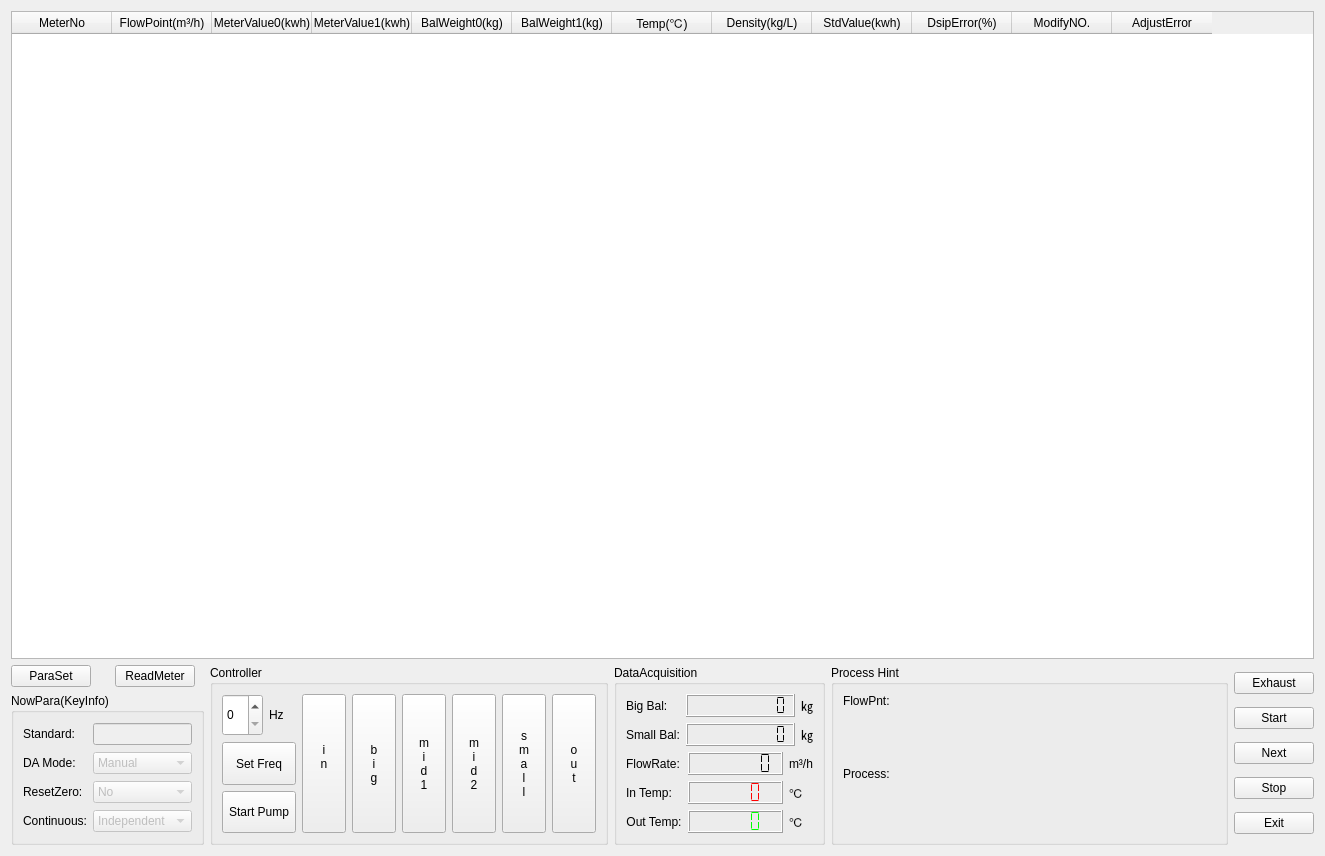
This is source/totalweight/totalweight.ui in flimmy78/qtverify as Qt 5 draws it before an edit. The edited form follows.
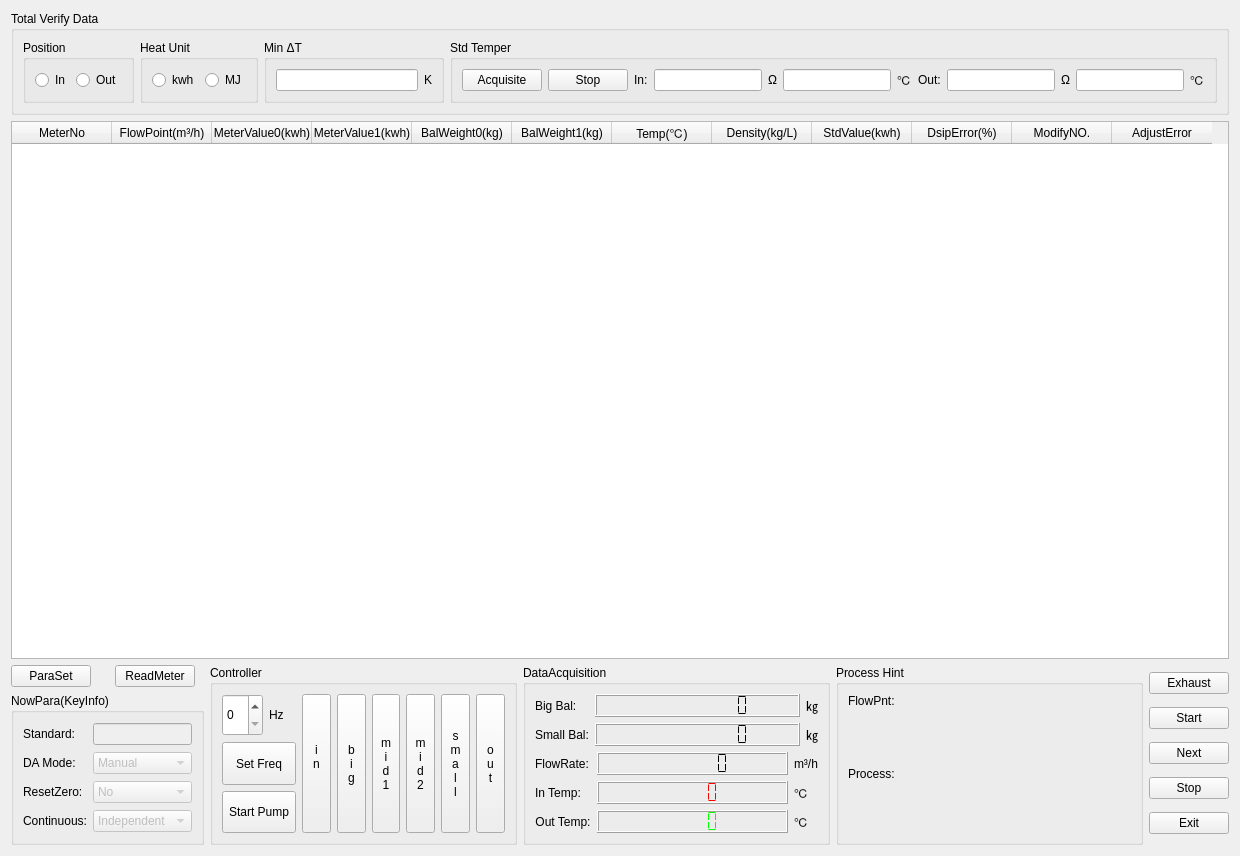
This is the edited form.

Diff of the .ui file:
```diff
--- a/source/totalweight/totalweight.ui
+++ b/source/totalweight/totalweight.ui
@@ -6,15 +6,180 @@
    <rect>
     <x>0</x>
     <y>0</y>
-    <width>1325</width>
+    <width>1240</width>
     <height>856</height>
    </rect>
   </property>
   <property name="windowTitle">
    <string>Total Verify(Weight Method)</string>
   </property>
-  <layout class="QGridLayout" name="gridLayout_6">
+  <layout class="QGridLayout" name="gridLayout_12">
    <item row="0" column="0" colspan="5">
+    <widget class="QGroupBox" name="groupBox_5">
+     <property name="title">
+      <string>Total Verify Data</string>
+     </property>
+     <layout class="QGridLayout" name="gridLayout_17">
+      <item row="0" column="0">
+       <widget class="QGroupBox" name="groupBox_6">
+        <property name="title">
+         <string>Position</string>
+        </property>
+        <layout class="QGridLayout" name="gridLayout_6">
+         <item row="0" column="0">
+          <widget class="QRadioButton" name="radioButton">
+           <property name="text">
+            <string>In</string>
+           </property>
+           <attribute name="buttonGroup">
+            <string notr="true">buttonGroup</string>
+           </attribute>
+          </widget>
+         </item>
+         <item row="0" column="1">
+          <widget class="QRadioButton" name="radioButton_2">
+           <property name="text">
+            <string>Out</string>
+           </property>
+           <attribute name="buttonGroup">
+            <string notr="true">buttonGroup</string>
+           </attribute>
+          </widget>
+         </item>
+        </layout>
+       </widget>
+      </item>
+      <item row="0" column="1">
+       <widget class="QGroupBox" name="groupBox_7">
+        <property name="title">
+         <string>Heat Unit</string>
+        </property>
+        <layout class="QGridLayout" name="gridLayout_11">
+         <item row="0" column="0">
+          <widget class="QRadioButton" name="radioButton_3">
+           <property name="text">
+            <string>kwh</string>
+           </property>
+          </widget>
+         </item>
+         <item row="0" column="1">
+          <widget class="QRadioButton" name="radioButton_4">
+           <property name="text">
+            <string>MJ</string>
+           </property>
+          </widget>
+         </item>
+        </layout>
+       </widget>
+      </item>
+      <item row="0" column="2">
+       <widget class="QGroupBox" name="groupBox_8">
+        <property name="title">
+         <string>Min ΔT</string>
+        </property>
+        <layout class="QGridLayout" name="gridLayout_13">
+         <item row="0" column="0">
+          <widget class="QLineEdit" name="lineEdit"/>
+         </item>
+         <item row="0" column="1">
+          <widget class="QLabel" name="label_17">
+           <property name="text">
+            <string>K</string>
+           </property>
+          </widget>
+         </item>
+        </layout>
+       </widget>
+      </item>
+      <item row="0" column="3">
+       <widget class="QGroupBox" name="groupBox_9">
+        <property name="title">
+         <string>Std Temper</string>
+        </property>
+        <layout class="QGridLayout" name="gridLayout_16">
+         <item row="0" column="0">
+          <widget class="QPushButton" name="pushButton">
+           <property name="text">
+            <string>Acquisite</string>
+           </property>
+          </widget>
+         </item>
+         <item row="0" column="1">
+          <widget class="QPushButton" name="pushButton_2">
+           <property name="text">
+            <string>Stop</string>
+           </property>
+          </widget>
+         </item>
+         <item row="0" column="2">
+          <layout class="QGridLayout" name="gridLayout_14">
+           <item row="0" column="0">
+            <widget class="QLabel" name="label_18">
+             <property name="text">
+              <string>In:</string>
+             </property>
+            </widget>
+           </item>
+           <item row="0" column="1">
+            <widget class="QLineEdit" name="lineEdit_2"/>
+           </item>
+           <item row="0" column="2">
+            <widget class="QLabel" name="label_20">
+             <property name="text">
+              <string>Ω</string>
+             </property>
+            </widget>
+           </item>
+           <item row="0" column="3">
+            <widget class="QLineEdit" name="lineEdit_3"/>
+           </item>
+           <item row="0" column="4">
+            <widget class="QLabel" name="label_21">
+             <property name="text">
+              <string>℃</string>
+             </property>
+            </widget>
+           </item>
+          </layout>
+         </item>
+         <item row="0" column="3">
+          <layout class="QGridLayout" name="gridLayout_15">
+           <item row="0" column="0">
+            <widget class="QLabel" name="label_19">
+             <property name="text">
+              <string>Out:</string>
+             </property>
+            </widget>
+           </item>
+           <item row="0" column="1">
+            <widget class="QLineEdit" name="lineEdit_4"/>
+           </item>
+           <item row="0" column="2">
+            <widget class="QLabel" name="label_22">
+             <property name="text">
+              <string>Ω</string>
+             </property>
+            </widget>
+           </item>
+           <item row="0" column="3">
+            <widget class="QLineEdit" name="lineEdit_5"/>
+           </item>
+           <item row="0" column="4">
+            <widget class="QLabel" name="label_23">
+             <property name="text">
+              <string>℃</string>
+             </property>
+            </widget>
+           </item>
+          </layout>
+         </item>
+        </layout>
+       </widget>
+      </item>
+     </layout>
+    </widget>
+   </item>
+   <item row="1" column="0" colspan="5">
     <widget class="QTableWidget" name="tableWidget">
      <property name="inputMethodHints">
       <set>Qt::ImhDigitsOnly|Qt::ImhFormattedNumbersOnly|Qt::ImhPreferNumbers</set>
@@ -84,7 +249,7 @@
      </column>
     </widget>
    </item>
-   <item row="1" column="0">
+   <item row="2" column="0">
     <layout class="QGridLayout" name="gridLayout_5">
      <item row="0" column="0">
       <widget class="QPushButton" name="btnParaSet">
@@ -257,7 +422,7 @@
      </item>
     </layout>
    </item>
-   <item row="1" column="1">
+   <item row="2" column="1">
     <widget class="QGroupBox" name="groupBox_2">
      <property name="sizePolicy">
       <sizepolicy hsizetype="Expanding" vsizetype="Preferred">
@@ -422,7 +587,7 @@
      </layout>
     </widget>
    </item>
-   <item row="1" column="2">
+   <item row="2" column="2">
     <widget class="QGroupBox" name="groupBox_4">
      <property name="title">
       <string>DataAcquisition</string>
@@ -446,7 +611,7 @@
         <item row="0" column="1">
          <widget class="QLCDNumber" name="lcdBigBalance">
           <property name="sizePolicy">
-           <sizepolicy hsizetype="Preferred" vsizetype="Fixed">
+           <sizepolicy hsizetype="Expanding" vsizetype="Fixed">
             <horstretch>0</horstretch>
             <verstretch>0</verstretch>
            </sizepolicy>
@@ -894,7 +1059,7 @@
      </layout>
     </widget>
    </item>
-   <item row="1" column="3">
+   <item row="2" column="3">
     <widget class="QGroupBox" name="groupBox_3">
      <property name="sizePolicy">
       <sizepolicy hsizetype="Expanding" vsizetype="Preferred">
@@ -983,7 +1148,7 @@
      </layout>
     </widget>
    </item>
-   <item row="1" column="4">
+   <item row="2" column="4">
     <layout class="QGridLayout" name="gridLayout_4">
      <item row="0" column="0">
       <widget class="QPushButton" name="btnExhaust">
```
Left out of the diff: 3 changed lines with no effect on the pictures.
